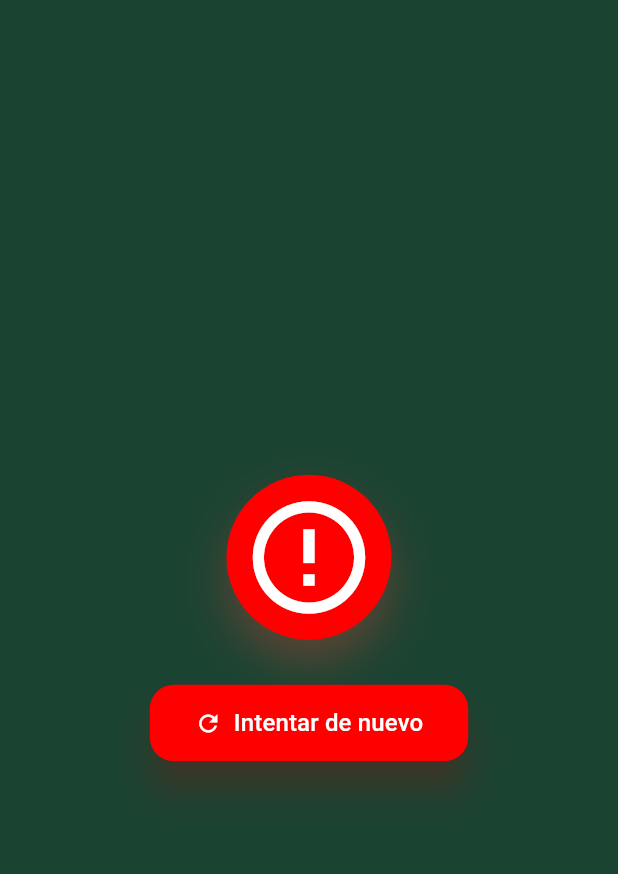
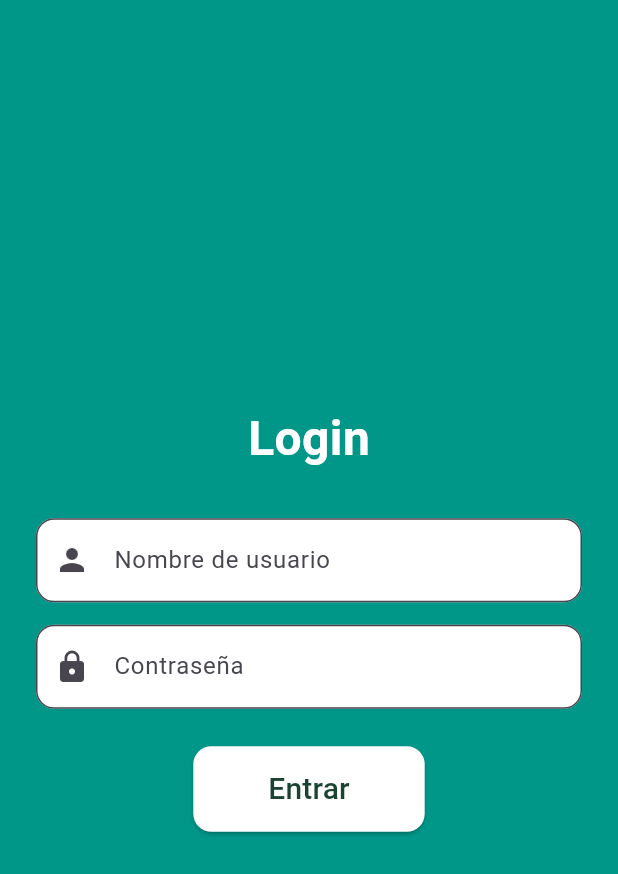
Before and after one commit to jesudavix/Seguidor-de-finanzas, a Flutter app: the screen it shows after launch, on a phone screen of 412 x 824 dp. Shown: the top 874 px of the screen. Run offline on Flutter 3.47's test engine with Material 3 defaults, Android fonts, the light colour scheme and no system bars; our stand-ins replace bloc, equatable, flutter_bloc.

Commit message:
Proyecto semicopletado

```diff
--- /dev/null
+++ b/seguidor_finanzas/devtools_options.yaml
@@ -0,0 +1,3 @@
+description: This file stores settings for Dart & Flutter DevTools.
+documentation: https://docs.flutter.dev/tools/devtools/extensions#configure-extension-enablement-states
+extensions:
--- /dev/null
+++ b/seguidor_finanzas/lib/bloc/home_event.dart
@@ -0,0 +1,10 @@
+part of 'home_bloc.dart';
+
+sealed class HomeEvent extends Equatable {
+  const HomeEvent();
+
+  @override
+  List<Object> get props => [];
+}
+
+final class HomeSearchPressed extends HomeEvent {}
--- /dev/null
+++ b/seguidor_finanzas/lib/bloc/home_state.dart
@@ -0,0 +1,16 @@
+part of 'home_bloc.dart';
+
+sealed class HomeState extends Equatable {
+  const HomeState();
+
+  @override
+  List<Object> get props => [];
+}
+
+final class HomeInitial extends HomeState {}
+
+final class HomeLoadInProgress extends HomeState {}
+
+final class HomeLoadSuccess extends HomeState {}
+
+final class HomeFailure extends HomeState {}
--- a/seguidor_finanzas/lib/main.dart
+++ b/seguidor_finanzas/lib/main.dart
@@ -1,19 +1,37 @@
 import 'package:flutter/material.dart';
+import 'package:flutter_bloc/flutter_bloc.dart';
+import 'package:seguidor_finanzas/bloc/home_bloc.dart';
 import 'package:seguidor_finanzas/screens/home_failuri.dart';
-
+import 'package:seguidor_finanzas/screens/home_screen.dart';
+import 'package:seguidor_finanzas/screens/login.dart';
+import 'package:seguidor_finanzas/screens/Loadin_sceen_state.dart';
 
 void main() {
-  runApp(const MainApp());
+  runApp(const MyApp());
 }
 
-class MainApp extends StatelessWidget {
-  const MainApp({super.key});
+class MyApp extends StatelessWidget {
+  const MyApp({super.key});
 
   @override
   Widget build(BuildContext context) {
-    return const MaterialApp(
-      debugShowCheckedModeBanner: false,
-      home:HomeFailure(),
+    return BlocProvider(
+      create: (context) => HomeBloc(),
+      child: MaterialApp(
+        debugShowCheckedModeBanner: false,
+        home: BlocBuilder<HomeBloc, HomeState>(
+          builder: (context, state) {
+            if (state is HomeLoadSuccess) {
+              return const HomeScreen();
+            } else if (state is HomeLoadInProgress) {
+              return const LoadingScreenState();
+            } else if (state is HomeFailure) {
+              return const HomeFalla();
+            }
+            return const LoginScreen();
+          },
+        ),
+      ),
     );
   }
 }
--- a/seguidor_finanzas/lib/screens/home_failuri.dart
+++ b/seguidor_finanzas/lib/screens/home_failuri.dart
@@ -1,13 +1,8 @@
 import 'package:flutter/material.dart';
 import 'package:seguidor_finanzas/screens/Loadin_sceen_state.dart';
 
-void main() => runApp(const MaterialApp(
-  debugShowCheckedModeBanner: false,
-  home: HomeFailure(),
-));
-
-class HomeFailure extends StatelessWidget {
-  const HomeFailure({super.key});
+class HomeFalla extends StatelessWidget {
+  const HomeFalla({super.key});
 
   @override
   Widget build(BuildContext context) {
@@ -24,7 +19,10 @@ class HomeFailure extends StatelessWidget {
                 decoration: BoxDecoration(
                   shape: BoxShape.circle,
                   gradient: const LinearGradient(
-                    colors: [Color.fromARGB(255, 255, 0, 0), Color.fromARGB(255, 255, 0, 0)],
+                    colors: [
+                      Color.fromARGB(255, 255, 0, 0),
+                      Color.fromARGB(255, 255, 0, 0),
+                    ],
                     begin: Alignment.topLeft,
                     end: Alignment.bottomRight,
                   ),
@@ -50,8 +48,8 @@ class HomeFailure extends StatelessWidget {
                     context,
                     MaterialPageRoute(
                       builder: (context) => const LoadingScreenState(),
-                      ),
-                    );
+                    ),
+                  );
                 },
                 icon: const Icon(Icons.refresh),
                 label: const Text(
@@ -61,12 +59,20 @@ class HomeFailure extends StatelessWidget {
                 style: ElevatedButton.styleFrom(
                   backgroundColor: const Color.fromARGB(255, 255, 0, 0),
                   foregroundColor: Colors.white,
-                  padding: const EdgeInsets.symmetric(horizontal: 30, vertical: 14),
+                  padding: const EdgeInsets.symmetric(
+                    horizontal: 30,
+                    vertical: 14,
+                  ),
                   shape: RoundedRectangleBorder(
                     borderRadius: BorderRadius.circular(16),
                   ),
                   elevation: 10,
-                  shadowColor: const Color.fromARGB(255, 255, 0, 0).withOpacity(0.4),
+                  shadowColor: const Color.fromARGB(
+                    255,
+                    255,
+                    0,
+                    0,
+                  ).withOpacity(0.4),
                 ),
               ),
             ],
--- a/seguidor_finanzas/lib/screens/login.dart
+++ b/seguidor_finanzas/lib/screens/login.dart
@@ -0,0 +1,125 @@
+import 'dart:convert';
+import 'package:flutter/material.dart';
+import 'package:flutter_bloc/flutter_bloc.dart';
+import 'package:http/http.dart' as http;
+import 'package:seguidor_finanzas/bloc/home_bloc.dart';
+import 'package:seguidor_finanzas/styles/colors.dart';
+
+class LoginScreen extends StatefulWidget {
+  const LoginScreen({super.key});
+
+  @override
+  State<LoginScreen> createState() => _LoginScreenState();
+}
+
+class _LoginScreenState extends State<LoginScreen> {
+  final usernameCtrl = TextEditingController();
+  final passCtrl = TextEditingController();
+
+  final String jsonUrl =
+      'https://run.mocky.io/v3/392d4730-cab5-4700-8b6d-af4a528a2ac3';
+
+  Future<void> login() async {
+    try {
+      final res = await http.get(Uri.parse(jsonUrl));
+      if (res.statusCode != 200)
+        return _show('Error al conectar con el servidor');
+
+      final usuarios = json.decode(res.body) as List;
+      final user = usuarios.firstWhere(
+        (u) =>
+            u['nombre_usuario'] == usernameCtrl.text.trim() &&
+            u['password'] == passCtrl.text.trim(),
+        orElse: () => null,
+      );
+
+      if (user != null) {
+        _show('Bienvenido, ${usernameCtrl.text.trim()}');
+        context.read<HomeBloc>().add(HomeSearchPressed());
+      } else {
+        _show('Nombre de usuario o contraseña incorrectos');
+      }
+    } catch (e) {
+      _show('Error: $e');
+    }
+  }
+
+  void _show(String mensaje) {
+    ScaffoldMessenger.of(
+      context,
+    ).showSnackBar(SnackBar(content: Text(mensaje)));
+  }
+
+  Widget _input({
+    required TextEditingController controller,
+    required String label,
+    required IconData icon,
+    bool obscure = false,
+  }) {
+    return TextField(
+      controller: controller,
+      obscureText: obscure,
+      decoration: InputDecoration(
+        labelText: label,
+        filled: true,
+        fillColor: AppColors.bodyTransationList,
+        border: OutlineInputBorder(borderRadius: BorderRadius.circular(12)),
+        prefixIcon: Icon(icon),
+      ),
+    );
+  }
+
+  @override
+  Widget build(BuildContext context) {
+    return Scaffold(
+      backgroundColor: AppColors.background,
+      body: Padding(
+        padding: const EdgeInsets.all(24),
+        child: Column(
+          mainAxisAlignment: MainAxisAlignment.center,
+          children: [
+            const Text(
+              'Login',
+              style: TextStyle(
+                fontSize: 32,
+                fontWeight: FontWeight.bold,
+                color: Colors.white,
+              ),
+            ),
+            const SizedBox(height: 30),
+            _input(
+              controller: usernameCtrl,
+              label: 'Nombre de usuario',
+              icon: Icons.person,
+            ),
+            const SizedBox(height: 15),
+            _input(
+              controller: passCtrl,
+              label: 'Contraseña',
+              icon: Icons.lock,
+              obscure: true,
+            ),
+            const SizedBox(height: 25),
+            ElevatedButton(
+              onPressed: () {
+                context.read<HomeBloc>().add(HomeSearchPressed());
+              },
+              style: ElevatedButton.styleFrom(
+                backgroundColor: Colors.white,
+                foregroundColor: AppColors.textColorPrimary,
+                padding: const EdgeInsets.symmetric(
+                  horizontal: 50,
+                  vertical: 14,
+                ),
+                shape: RoundedRectangleBorder(
+                  borderRadius: BorderRadius.circular(12),
+                ),
+              ),
+              child: const Text('Entrar', style: TextStyle(fontSize: 20)),
+            ),
+          ],
+        ),
+      ),
+    );
+  }
+}
--- a/seguidor_finanzas/pubspec.yaml
+++ b/seguidor_finanzas/pubspec.yaml
@@ -12,6 +12,7 @@ dependencies:
   flutter_bloc: ^9.1.1
   bloc: ^9.0.0
   equatable: ^2.0.7
+  http: ^1.4.0
 
 dev_dependencies:
   flutter_test:
```
Also changed, not shown: seguidor_finanzas/lib/bloc/home_bloc.dart (added, +23 -0 lines), seguidor_finanzas/lib/screens/home_screen.dart (+6 -3 lines), seguidor_finanzas/pubspec.lock.
